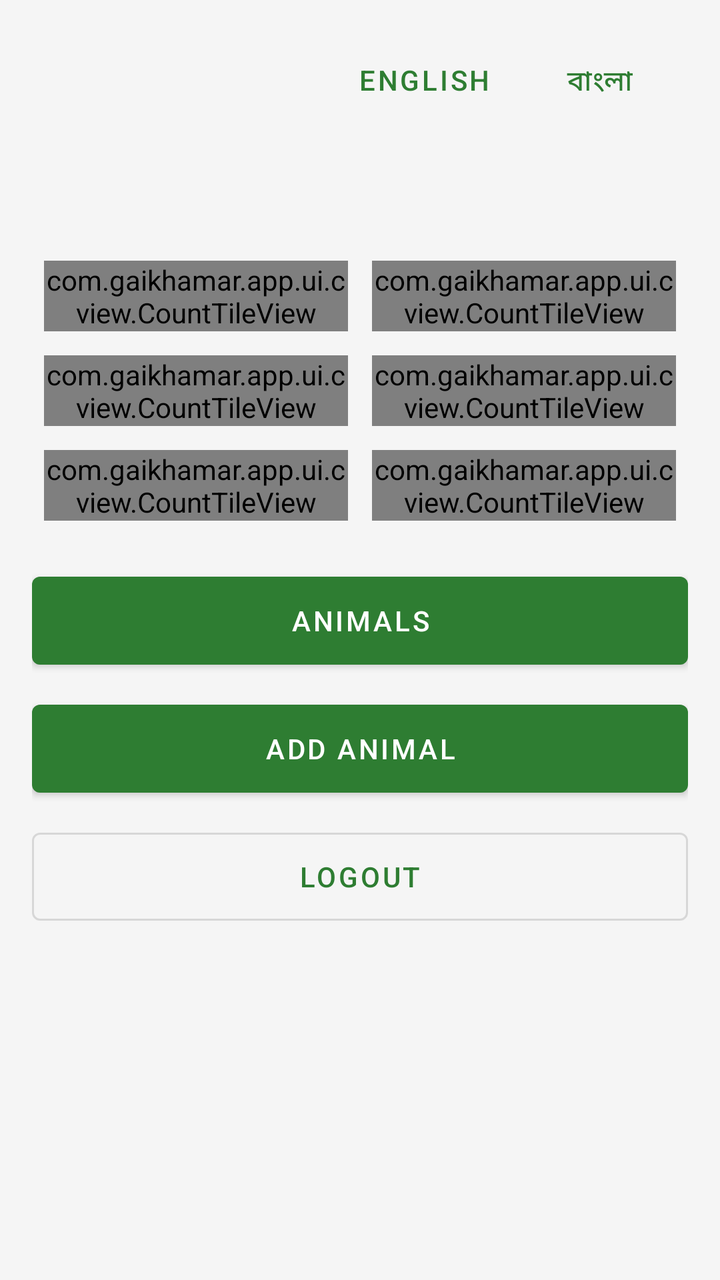
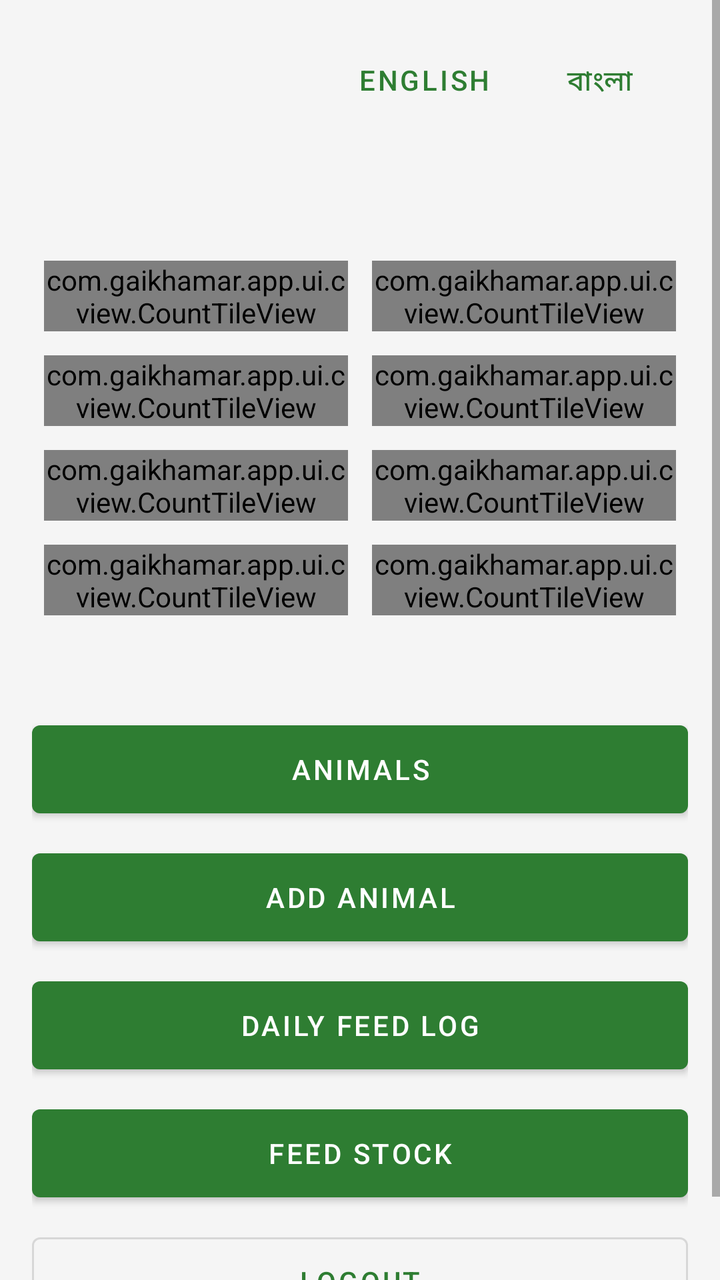

Compare the two renders of this Android layout. The source of the first and the diff that turns it into the second are given below.
<!-- AndroidManifest.xml: application theme Theme.GaiKhamar -->
<!-- res/layout/activity_main.xml -->
<?xml version="1.0" encoding="utf-8"?>
<ScrollView xmlns:android="http://schemas.android.com/apk/res/android"
    xmlns:app="http://schemas.android.com/apk/res-auto"
    android:layout_width="match_parent"
    android:layout_height="match_parent"
    android:background="@color/grey_100">

    <LinearLayout
        android:layout_width="match_parent"
        android:layout_height="wrap_content"
        android:orientation="vertical"
        android:padding="16dp">
        <LinearLayout
            android:layout_width="match_parent"
            android:layout_height="wrap_content"
            android:gravity="end"
            android:orientation="horizontal">

            <com.google.android.material.button.MaterialButton
                android:id="@+id/btnEnglish"
                style="@style/Widget.MaterialComponents.Button.TextButton"
                android:layout_width="wrap_content"
                android:layout_height="wrap_content"
                android:text="@string/lang_english" />

            <com.google.android.material.button.MaterialButton
                android:id="@+id/btnBangla"
                style="@style/Widget.MaterialComponents.Button.TextButton"
                android:layout_width="wrap_content"
                android:layout_height="wrap_content"
                android:text="@string/lang_bangla" />
        </LinearLayout>
        <TextView
            android:id="@+id/tvWelcome"
            android:layout_width="wrap_content"
            android:layout_height="wrap_content"
            android:textColor="@color/green_900"
            android:textSize="22sp"
            android:textStyle="bold" />

        <TextView
            android:id="@+id/tvFarm"
            android:layout_width="wrap_content"
            android:layout_height="wrap_content"
            android:layout_marginBottom="12dp" />

        <GridLayout
            android:layout_width="match_parent"
            android:layout_height="wrap_content"
            android:columnCount="2">

            <com.gaikhamar.app.ui.cview.CountTileView
                android:id="@+id/tileTotal"
                android:layout_width="0dp"
                android:layout_height="wrap_content"
                android:layout_columnWeight="1"
                android:layout_margin="6dp"
                app:tileLabel="@string/total" />

            <com.gaikhamar.app.ui.cview.CountTileView
                android:id="@+id/tileBeef"
                android:layout_width="0dp"
                android:layout_height="wrap_content"
                android:layout_columnWeight="1"
                android:layout_margin="6dp"
                app:tileLabel="@string/beef" />

            <com.gaikhamar.app.ui.cview.CountTileView
                android:id="@+id/tileDairy"
                android:layout_width="0dp"
                android:layout_height="wrap_content"
                android:layout_columnWeight="1"
                android:layout_margin="6dp"
                app:tileLabel="@string/dairy" />

            <com.gaikhamar.app.ui.cview.CountTileView
                android:id="@+id/tileCalf"
                android:layout_width="0dp"
                android:layout_height="wrap_content"
                android:layout_columnWeight="1"
                android:layout_margin="6dp"
                app:tileLabel="@string/calves" />

            <com.gaikhamar.app.ui.cview.CountTileView
                android:id="@+id/tilePregnant"
                android:layout_width="0dp"
                android:layout_height="wrap_content"
                android:layout_columnWeight="1"
                android:layout_margin="6dp"
                app:tileLabel="@string/pregnant" />

            <com.gaikhamar.app.ui.cview.CountTileView
                android:id="@+id/tileSick"
                android:layout_width="0dp"
                android:layout_height="wrap_content"
                android:layout_columnWeight="1"
                android:layout_margin="6dp"
                app:tileLabel="@string/sick" />
        </GridLayout>

        <com.google.android.material.button.MaterialButton
            android:id="@+id/btnAnimals"
            android:layout_width="match_parent"
            android:layout_height="56dp"
            android:layout_marginTop="16dp"
            android:text="@string/animals" />

        <com.google.android.material.button.MaterialButton
            android:id="@+id/btnAddAnimal"
            android:layout_width="match_parent"
            android:layout_height="56dp"
            android:layout_marginTop="8dp"
            android:text="@string/add_animal" />

        <com.google.android.material.button.MaterialButton
            android:id="@+id/btnLogout"
            style="@style/Widget.MaterialComponents.Button.OutlinedButton"
            android:layout_width="match_parent"
            android:layout_height="56dp"
            android:layout_marginTop="8dp"
            android:text="@string/logout" />
    </LinearLayout>
</ScrollView>
<!-- resources referenced by this layout -->
<resources>
  <color name="green_900">#1B5E20</color>
  <color name="grey_100">#F5F5F5</color>
  <string name="add_animal">Add animal</string>
  <string name="animals">Animals</string>
  <string name="beef">Beef</string>
  <string name="calves">Calves</string>
  <string name="dairy">Dairy</string>
  <string name="lang_bangla">বাংলা</string>
  <string name="lang_english">English</string>
  <string name="logout">Logout</string>
  <string name="pregnant">Pregnant</string>
  <string name="sick">Sick</string>
  <string name="total">Total</string>
  <style name="Theme.GaiKhamar" parent="Theme.MaterialComponents.Light.NoActionBar">
          <item name="colorPrimary">@color/green_700</item>
          <item name="colorPrimaryVariant">@color/green_900</item>
          <item name="colorOnPrimary">@color/white</item>
          <item name="colorSecondary">@color/amber_700</item>
          <item name="colorOnSecondary">@color/black</item>
          <item name="android:statusBarColor">@color/green_900</item>
      </style>
  <color name="green_700">#2E7D32</color>
  <color name="white">#FFFFFFFF</color>
  <color name="amber_700">#FFA000</color>
  <color name="black">#FF000000</color>
</resources>

<!-- the commit's change to res/layout/activity_main.xml (unified diff, before → after) -->
@@ -10,6 +10,7 @@
         android:layout_height="wrap_content"
         android:orientation="vertical"
         android:padding="16dp">
+
         <LinearLayout
             android:layout_width="match_parent"
             android:layout_height="wrap_content"
@@ -30,6 +31,7 @@
                 android:layout_height="wrap_content"
                 android:text="@string/lang_bangla" />
         </LinearLayout>
+
         <TextView
             android:id="@+id/tvWelcome"
             android:layout_width="wrap_content"
@@ -43,6 +45,17 @@
             android:layout_width="wrap_content"
             android:layout_height="wrap_content"
             android:layout_marginBottom="12dp" />
+
+        <TextView
+            android:id="@+id/tvLowStockWarning"
+            android:layout_width="match_parent"
+            android:layout_height="wrap_content"
+            android:layout_marginBottom="8dp"
+            android:background="@color/red_100"
+            android:padding="12dp"
+            android:textColor="@color/red_600"
+            android:textStyle="bold"
+            android:visibility="gone" />
 
         <GridLayout
             android:layout_width="match_parent"
@@ -96,7 +109,32 @@
                 android:layout_columnWeight="1"
                 android:layout_margin="6dp"
                 app:tileLabel="@string/sick" />
+
+            <com.gaikhamar.app.ui.cview.CountTileView
+                android:id="@+id/tileFeedToday"
+                android:layout_width="0dp"
+                android:layout_height="wrap_content"
+                android:layout_columnWeight="1"
+                android:layout_margin="6dp"
+                app:tileLabel="@string/feed_today" />
+
+            <com.gaikhamar.app.ui.cview.CountTileView
+                android:id="@+id/tileLowStock"
+                android:layout_width="0dp"
+                android:layout_height="wrap_content"
+                android:layout_columnWeight="1"
+                android:layout_margin="6dp"
+                app:tileLabel="@string/low_stock" />
         </GridLayout>
+
+        <TextView
+            android:id="@+id/tvCostPerAnimal"
+            android:layout_width="match_parent"
+            android:layout_height="wrap_content"
+            android:layout_marginStart="6dp"
+            android:layout_marginTop="8dp"
+            android:textColor="@color/green_900"
+            android:textStyle="bold" />
 
         <com.google.android.material.button.MaterialButton
             android:id="@+id/btnAnimals"
@@ -113,6 +151,20 @@
             android:text="@string/add_animal" />
 
         <com.google.android.material.button.MaterialButton
+            android:id="@+id/btnFeedLog"
+            android:layout_width="match_parent"
+            android:layout_height="56dp"
+            android:layout_marginTop="8dp"
+            android:text="@string/feed_log" />
+
+        <com.google.android.material.button.MaterialButton
+            android:id="@+id/btnFeedStock"
+            android:layout_width="match_parent"
+            android:layout_height="56dp"
+            android:layout_marginTop="8dp"
+            android:text="@string/feed_stock" />
+
+        <com.google.android.material.button.MaterialButton
             android:id="@+id/btnLogout"
             style="@style/Widget.MaterialComponents.Button.OutlinedButton"
             android:layout_width="match_parent"
<!-- resource entries referenced after the edit -->
@@ -2,14 +2,20 @@
 <resources>
   <color name="green_900">#1B5E20</color>
   <color name="grey_100">#F5F5F5</color>
+  <color name="red_100">#FFEBEE</color>
+  <color name="red_600">#E53935</color>
   <string name="add_animal">Add animal</string>
   <string name="animals">Animals</string>
   <string name="beef">Beef</string>
   <string name="calves">Calves</string>
   <string name="dairy">Dairy</string>
+  <string name="feed_log">Daily feed log</string>
+  <string name="feed_stock">Feed stock</string>
+  <string name="feed_today">Feed today (kg)</string>
   <string name="lang_bangla">বাংলা</string>
   <string name="lang_english">English</string>
   <string name="logout">Logout</string>
+  <string name="low_stock">Low stock</string>
   <string name="pregnant">Pregnant</string>
   <string name="sick">Sick</string>
   <string name="total">Total</string>
